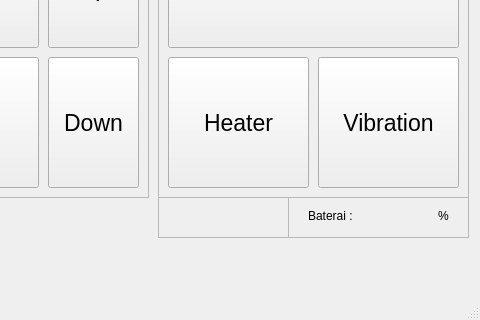
First picture: the form in sistem-kursi-relaksasi-v6.ui, repository bimanjayaaji/relaxation-chair-GUI, before the edit; both pictures show x 542 to 1022 and y 273 to 593 of the 1022 by 593 pixel window.
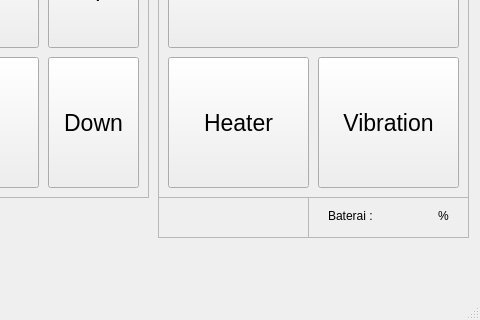
Second picture: the form after the edit.

```diff
--- a/sistem-kursi-relaksasi-v6.ui
+++ b/sistem-kursi-relaksasi-v6.ui
@@ -722,7 +722,7 @@
    <widget class="QLabel" name="saveLabel_2">
     <property name="geometry">
      <rect>
-      <x>850</x>
+      <x>870</x>
       <y>480</y>
       <width>71</width>
       <height>17</height>
@@ -774,9 +774,9 @@
    <widget class="QFrame" name="frame_8">
     <property name="geometry">
      <rect>
-      <x>830</x>
+      <x>850</x>
       <y>470</y>
-      <width>181</width>
+      <width>161</width>
       <height>41</height>
      </rect>
     </property>
@@ -790,7 +790,7 @@
      <property name="geometry">
       <rect>
        <x>80</x>
-       <y>10</y>
+       <y>8</y>
        <width>71</width>
        <height>21</height>
       </rect>
@@ -805,7 +805,7 @@
      <rect>
       <x>700</x>
       <y>470</y>
-      <width>131</width>
+      <width>151</width>
       <height>41</height>
      </rect>
     </property>
```
